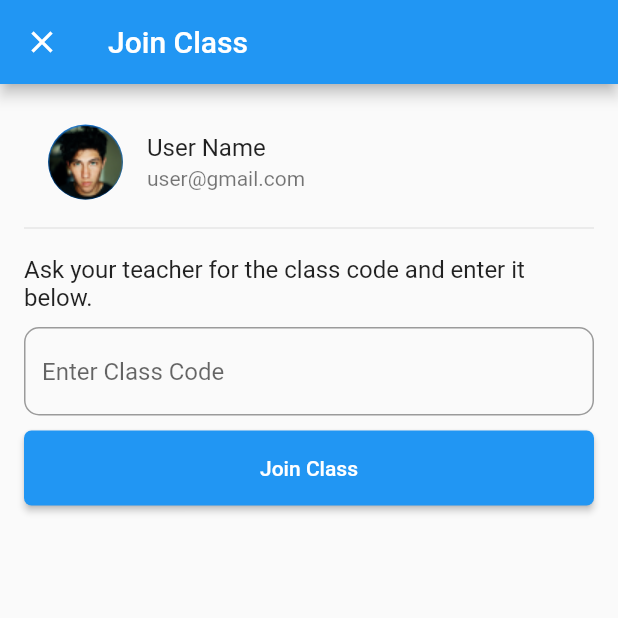
After one commit to ahmadmughal2201/Classroom-mobile-clone, a Flutter app: the JoinClassScreen screen opened directly, on a phone screen of 412 x 824 dp, the top half of it. The commit adds this screen. Run offline on Flutter 3.47's test engine with Material 2 defaults, Android fonts, the phone set to English and light mode, and no system bars.

Commit message:
Add UI for Join and Create Class

```diff
--- a/lib/pages/courseDetail.dart
+++ b/lib/pages/courseDetail.dart
@@ -72,7 +72,7 @@ class _CourseDetailsPageState extends State<CourseDetailsPage> {
               child: Padding(
                 padding: const EdgeInsets.all(10.0),
                 child: Container(
-                  height: 200,
+                  height: 150,
                   decoration: BoxDecoration(
                     borderRadius: BorderRadius.circular(10),
                     image: DecorationImage(
--- /dev/null
+++ b/lib/pages/joinClass.dart
@@ -0,0 +1,77 @@
+import 'package:flutter/material.dart';
+
+class JoinClassScreen extends StatelessWidget {
+  const JoinClassScreen({Key? key}) : super(key: key);
+
+  @override
+  Widget build(BuildContext context) {
+    return Scaffold(
+      appBar: AppBar(
+        leading: IconButton(
+          icon: Icon(Icons.close),
+          onPressed: () {
+            Navigator.pop(context); // Close the current screen
+          },
+        ),
+        title: Text('Join Class'),
+      ),
+      body: Padding(
+        padding: const EdgeInsets.all(16.0),
+        child: Column(
+          crossAxisAlignment: CrossAxisAlignment.start,
+          children: [
+            ListTile(
+              leading: CircleAvatar(
+                radius: 25,
+                // Add the circular profile picture here
+                backgroundImage: AssetImage("assets/images/dp.png"),
+              ),
+              title: Text('User Name'),
+              subtitle: Text('user@gmail.com'),
+            ),
+            Divider(),
+            SizedBox(height: 10),
+            Text(
+              'Ask your teacher for the class code and enter it below.',
+              style: TextStyle(fontSize: 16),
+            ),
+            SizedBox(height: 10),
+            TextField(
+              decoration: InputDecoration(
+                hintText: 'Enter Class Code',
+                border: OutlineInputBorder(
+                  borderRadius: BorderRadius.circular(10.0),
+                ),
+              ),
+            ),
+            SizedBox(height: 10),
+
+            ElevatedButton(
+              onPressed: () {
+
+                // Add your Join class logic here
+
+              },
+              child: Container(
+                width: double.infinity,
+                height: 20, // Set width to infinity for full width
+                child: Center(
+                  child: Text(
+                    'Join Class',
+                  ),
+                ),
+              ),
+              style: ElevatedButton.styleFrom(
+                padding: EdgeInsets.symmetric(horizontal: 50, vertical: 15),
+                shape: RoundedRectangleBorder(
+                  borderRadius: BorderRadius.circular(5.0),
+                ),
+              ),
+            ),
+
+          ],
+        ),
+      ),
+    );
+  }
+}
--- a/lib/pages/login.dart
+++ b/lib/pages/login.dart
@@ -77,7 +77,7 @@ class _LoginPageState extends State<LoginPage> {
               style: ElevatedButton.styleFrom(
                 padding: EdgeInsets.symmetric(horizontal: 50, vertical: 15),
                 shape: RoundedRectangleBorder(
-                  borderRadius: BorderRadius.circular(10.0),
+                  borderRadius: BorderRadius.circular(5.0),
                 ),
               ),
             ),
--- a/lib/pages/register.dart
+++ b/lib/pages/register.dart
@@ -82,7 +82,7 @@ class _RegisterScreenState extends State<RegisterScreen> {
               style: ElevatedButton.styleFrom(
                 padding: EdgeInsets.symmetric(horizontal: 50, vertical: 15),
                 shape: RoundedRectangleBorder(
-                  borderRadius: BorderRadius.circular(10.0),
+                  borderRadius: BorderRadius.circular(5.0),
                 ),
               ),
             ),
```
Also changed, not shown: lib/components/bottomModal.dart (added, +47 -0 lines), lib/main.dart (+21 -5 lines), lib/pages/createClass.dart (added, +76 -0 lines).
